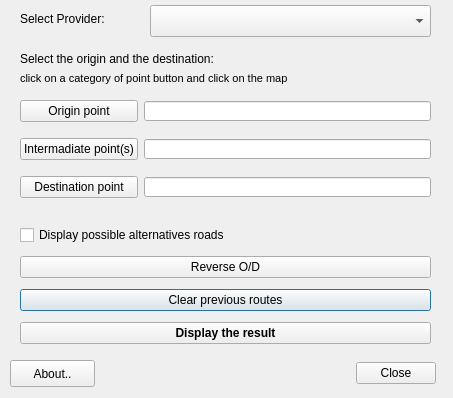
Before: the Qt Designer form ui/osrm_dialog_base.ui in strues-maps/qgis_osrm, drawn with Qt 5.
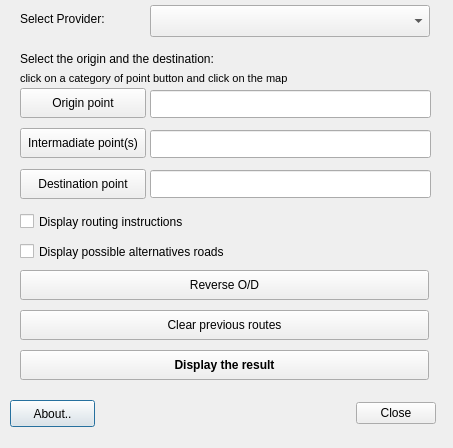
After: the same form once the commit is applied.

Commit message: add instructions layer in routes and traveling salesman

What changed in the file:
```diff
--- a/ui/osrm_dialog_base.ui
+++ b/ui/osrm_dialog_base.ui
@@ -7,7 +7,7 @@
     <x>0</x>
     <y>0</y>
     <width>453</width>
-    <height>398</height>
+    <height>448</height>
    </rect>
   </property>
   <property name="windowTitle">
@@ -32,99 +32,11 @@
     <string>Select the origin and the destination:</string>
    </property>
   </widget>
-  <widget class="QWidget" name="layoutWidget">
-   <property name="geometry">
-    <rect>
-     <x>20</x>
-     <y>220</y>
-     <width>411</width>
-     <height>133</height>
-    </rect>
-   </property>
-   <layout class="QGridLayout" name="gridLayout">
-    <item row="7" column="0">
-     <widget class="QPushButton" name="pushButtonClear">
-      <property name="sizePolicy">
-       <sizepolicy hsizetype="Minimum" vsizetype="Fixed">
-        <horstretch>0</horstretch>
-        <verstretch>0</verstretch>
-       </sizepolicy>
-      </property>
-      <property name="font">
-       <font>
-        <family>Arial</family>
-        <pointsize>9</pointsize>
-       </font>
-      </property>
-      <property name="text">
-       <string>Clear previous routes</string>
-      </property>
-     </widget>
-    </item>
-    <item row="6" column="0">
-     <widget class="QPushButton" name="pushButtonReverse">
-      <property name="sizePolicy">
-       <sizepolicy hsizetype="Minimum" vsizetype="Fixed">
-        <horstretch>0</horstretch>
-        <verstretch>0</verstretch>
-       </sizepolicy>
-      </property>
-      <property name="font">
-       <font>
-        <family>Arial</family>
-        <pointsize>9</pointsize>
-       </font>
-      </property>
-      <property name="text">
-       <string>Reverse O/D</string>
-      </property>
-     </widget>
-    </item>
-    <item row="10" column="0">
-     <widget class="QPushButton" name="pushButtonTryIt">
-      <property name="font">
-       <font>
-        <family>Arial</family>
-        <pointsize>9</pointsize>
-        <weight>75</weight>
-        <bold>true</bold>
-       </font>
-      </property>
-      <property name="text">
-       <string>Display the result</string>
-      </property>
-     </widget>
-    </item>
-    <item row="5" column="0">
-     <widget class="QCheckBox" name="checkBox_alternative">
-      <property name="enabled">
-       <bool>true</bool>
-      </property>
-      <property name="sizePolicy">
-       <sizepolicy hsizetype="Preferred" vsizetype="Fixed">
-        <horstretch>0</horstretch>
-        <verstretch>0</verstretch>
-       </sizepolicy>
-      </property>
-      <property name="font">
-       <font>
-        <family>Arial</family>
-        <pointsize>9</pointsize>
-        <italic>false</italic>
-       </font>
-      </property>
-      <property name="text">
-       <string>Display possible alternatives roads</string>
-      </property>
-     </widget>
-    </item>
-   </layout>
-  </widget>
   <widget class="QPushButton" name="pushButton_about">
    <property name="geometry">
     <rect>
      <x>10</x>
-     <y>360</y>
+     <y>400</y>
      <width>85</width>
      <height>27</height>
     </rect>
@@ -137,7 +49,7 @@
    <property name="geometry">
     <rect>
      <x>345</x>
-     <y>360</y>
+     <y>400</y>
      <width>91</width>
      <height>27</height>
     </rect>
@@ -168,102 +80,6 @@
     <string>click on a category of point button and click on the map</string>
    </property>
   </widget>
-  <widget class="QWidget" name="layoutWidget">
-   <property name="geometry">
-    <rect>
-     <x>20</x>
-     <y>90</y>
-     <width>411</width>
-     <height>121</height>
-    </rect>
-   </property>
-   <layout class="QGridLayout" name="gridLayout_2">
-    <item row="0" column="2">
-     <widget class="QLineEdit" name="lineEdit_xyO">
-      <property name="maximumSize">
-       <size>
-        <width>16777215</width>
-        <height>20</height>
-       </size>
-      </property>
-      <property name="font">
-       <font>
-        <pointsize>8</pointsize>
-       </font>
-      </property>
-     </widget>
-    </item>
-    <item row="1" column="0">
-     <widget class="QPushButton" name="pushButtonIntermediate">
-      <property name="font">
-       <font>
-        <family>Arial</family>
-        <pointsize>9</pointsize>
-       </font>
-      </property>
-      <property name="text">
-       <string>Intermadiate point(s)</string>
-      </property>
-     </widget>
-    </item>
-    <item row="0" column="0">
-     <widget class="QPushButton" name="pushButtonOrigin">
-      <property name="font">
-       <font>
-        <family>Arial</family>
-        <pointsize>9</pointsize>
-       </font>
-      </property>
-      <property name="text">
-       <string>Origin point</string>
-      </property>
-     </widget>
-    </item>
-    <item row="2" column="2">
-     <widget class="QLineEdit" name="lineEdit_xyD">
-      <property name="maximumSize">
-       <size>
-        <width>16777215</width>
-        <height>20</height>
-       </size>
-      </property>
-      <property name="font">
-       <font>
-        <pointsize>8</pointsize>
-       </font>
-      </property>
-     </widget>
-    </item>
-    <item row="1" column="2">
-     <widget class="QLineEdit" name="lineEdit_xyI">
-      <property name="maximumSize">
-       <size>
-        <width>16777215</width>
-        <height>20</height>
-       </size>
-      </property>
-      <property name="font">
-       <font>
-        <pointsize>8</pointsize>
-       </font>
-      </property>
-     </widget>
-    </item>
-    <item row="2" column="0">
-     <widget class="QPushButton" name="pushButtonDest">
-      <property name="font">
-       <font>
-        <family>Arial</family>
-        <pointsize>9</pointsize>
-       </font>
-      </property>
-      <property name="text">
-       <string>Destination point</string>
-      </property>
-     </widget>
-    </item>
-   </layout>
-  </widget>
   <widget class="QLabel" name="label_4">
    <property name="geometry">
     <rect>
@@ -288,7 +104,7 @@
     <rect>
      <x>150</x>
      <y>5</y>
-     <width>281</width>
+     <width>280</width>
      <height>32</height>
     </rect>
    </property>
@@ -299,6 +115,250 @@
     </font>
    </property>
   </widget>
+  <widget class="QPushButton" name="pushButtonOrigin">
+   <property name="geometry">
+    <rect>
+     <x>20</x>
+     <y>88</y>
+     <width>126</width>
+     <height>30</height>
+    </rect>
+   </property>
+   <property name="font">
+    <font>
+     <family>Arial</family>
+     <pointsize>9</pointsize>
+    </font>
+   </property>
+   <property name="text">
+    <string>Origin point</string>
+   </property>
+  </widget>
+  <widget class="QPushButton" name="pushButtonIntermediate">
+   <property name="geometry">
+    <rect>
+     <x>20</x>
+     <y>128</y>
+     <width>126</width>
+     <height>30</height>
+    </rect>
+   </property>
+   <property name="font">
+    <font>
+     <family>Arial</family>
+     <pointsize>9</pointsize>
+    </font>
+   </property>
+   <property name="text">
+    <string>Intermadiate point(s)</string>
+   </property>
+  </widget>
+  <widget class="QPushButton" name="pushButtonDest">
+   <property name="geometry">
+    <rect>
+     <x>20</x>
+     <y>169</y>
+     <width>126</width>
+     <height>30</height>
+    </rect>
+   </property>
+   <property name="font">
+    <font>
+     <family>Arial</family>
+     <pointsize>9</pointsize>
+    </font>
+   </property>
+   <property name="text">
+    <string>Destination point</string>
+   </property>
+  </widget>
+  <widget class="QCheckBox" name="checkBox_alternative">
+   <property name="enabled">
+    <bool>true</bool>
+   </property>
+   <property name="geometry">
+    <rect>
+     <x>20</x>
+     <y>240</y>
+     <width>409</width>
+     <height>23</height>
+    </rect>
+   </property>
+   <property name="sizePolicy">
+    <sizepolicy hsizetype="Preferred" vsizetype="Fixed">
+     <horstretch>0</horstretch>
+     <verstretch>0</verstretch>
+    </sizepolicy>
+   </property>
+   <property name="font">
+    <font>
+     <family>Arial</family>
+     <pointsize>9</pointsize>
+     <italic>false</italic>
+    </font>
+   </property>
+   <property name="text">
+    <string>Display possible alternatives roads</string>
+   </property>
+  </widget>
+  <widget class="QPushButton" name="pushButtonReverse">
+   <property name="geometry">
+    <rect>
+     <x>20</x>
+     <y>270</y>
+     <width>409</width>
+     <height>30</height>
+    </rect>
+   </property>
+   <property name="sizePolicy">
+    <sizepolicy hsizetype="Minimum" vsizetype="Fixed">
+     <horstretch>0</horstretch>
+     <verstretch>0</verstretch>
+    </sizepolicy>
+   </property>
+   <property name="font">
+    <font>
+     <family>Arial</family>
+     <pointsize>9</pointsize>
+    </font>
+   </property>
+   <property name="text">
+    <string>Reverse O/D</string>
+   </property>
+  </widget>
+  <widget class="QPushButton" name="pushButtonClear">
+   <property name="geometry">
+    <rect>
+     <x>20</x>
+     <y>310</y>
+     <width>409</width>
+     <height>30</height>
+    </rect>
+   </property>
+   <property name="sizePolicy">
+    <sizepolicy hsizetype="Minimum" vsizetype="Fixed">
+     <horstretch>0</horstretch>
+     <verstretch>0</verstretch>
+    </sizepolicy>
+   </property>
+   <property name="font">
+    <font>
+     <family>Arial</family>
+     <pointsize>9</pointsize>
+    </font>
+   </property>
+   <property name="text">
+    <string>Clear previous routes</string>
+   </property>
+  </widget>
+  <widget class="QPushButton" name="pushButtonTryIt">
+   <property name="geometry">
+    <rect>
+     <x>20</x>
+     <y>350</y>
+     <width>409</width>
+     <height>30</height>
+    </rect>
+   </property>
+   <property name="font">
+    <font>
+     <family>Arial</family>
+     <pointsize>9</pointsize>
+     <weight>75</weight>
+     <bold>true</bold>
+    </font>
+   </property>
+   <property name="text">
+    <string>Display the result</string>
+   </property>
+  </widget>
+  <widget class="QCheckBox" name="checkBox_instructions">
+   <property name="enabled">
+    <bool>true</bool>
+   </property>
+   <property name="geometry">
+    <rect>
+     <x>20</x>
+     <y>210</y>
+     <width>409</width>
+     <height>23</height>
+    </rect>
+   </property>
+   <property name="sizePolicy">
+    <sizepolicy hsizetype="Preferred" vsizetype="Fixed">
+     <horstretch>0</horstretch>
+     <verstretch>0</verstretch>
+    </sizepolicy>
+   </property>
+   <property name="font">
+    <font>
+     <family>Arial</family>
+     <pointsize>9</pointsize>
+     <italic>false</italic>
+    </font>
+   </property>
+   <property name="text">
+    <string>Display routing instructions</string>
+   </property>
+  </widget>
+  <widget class="QLineEdit" name="lineEdit_xyO">
+   <property name="enabled">
+    <bool>true</bool>
+   </property>
+   <property name="geometry">
+    <rect>
+     <x>150</x>
+     <y>90</y>
+     <width>281</width>
+     <height>28</height>
+    </rect>
+   </property>
+   <property name="font">
+    <font>
+     <family>Arial</family>
+     <pointsize>8</pointsize>
+    </font>
+   </property>
+  </widget>
+  <widget class="QLineEdit" name="lineEdit_xyI">
+   <property name="enabled">
+    <bool>true</bool>
+   </property>
+   <property name="geometry">
+    <rect>
+     <x>150</x>
+     <y>130</y>
+     <width>281</width>
+     <height>28</height>
+    </rect>
+   </property>
+   <property name="font">
+    <font>
+     <family>Arial</family>
+     <pointsize>8</pointsize>
+    </font>
+   </property>
+  </widget>
+  <widget class="QLineEdit" name="lineEdit_xyD">
+   <property name="enabled">
+    <bool>true</bool>
+   </property>
+   <property name="geometry">
+    <rect>
+     <x>150</x>
+     <y>170</y>
+     <width>281</width>
+     <height>28</height>
+    </rect>
+   </property>
+   <property name="font">
+    <font>
+     <family>Arial</family>
+     <pointsize>8</pointsize>
+    </font>
+   </property>
+  </widget>
+  <zorder>combo_box_provider</zorder>
   <zorder>label</zorder>
   <zorder>pushButton_about</zorder>
   <zorder>close_button_box</zorder>
```
Left out of the diff: 14 changed lines with no effect on the pictures. The commit also changes 4 other files.
